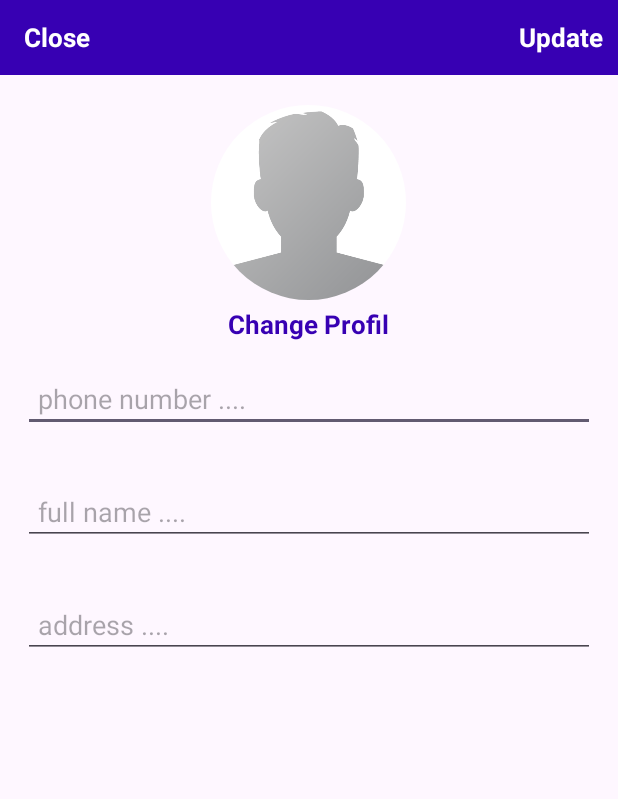
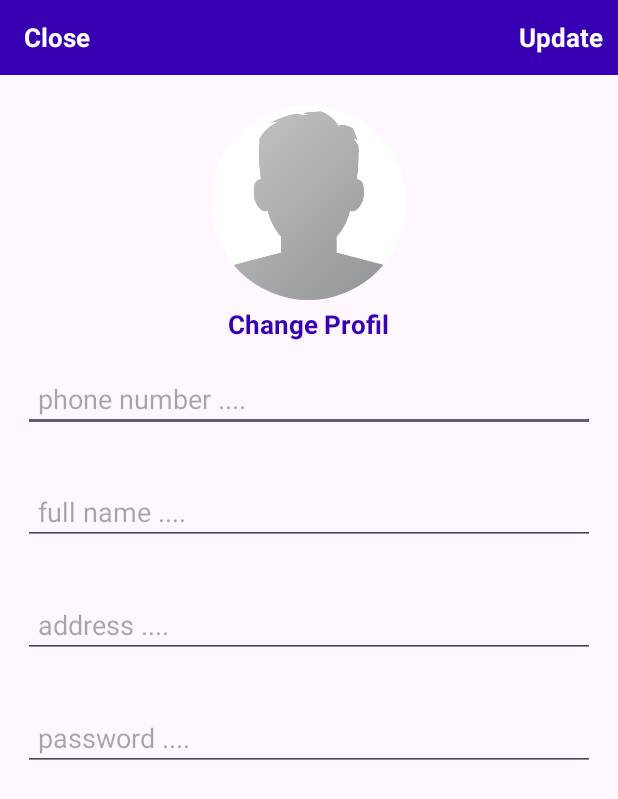
Before and after one commit to Tohamy20/ecommersapp, an Android app built with Jetpack Compose: the HomeActivity screen opened directly, with no data from a screen before it, in the side drawer, after a tap on "Settings", on a phone screen of 412 x 824 dp. Shown: the top 799 px of the screen. Run offline under Robolectric (Android 15) with nearby library versions, the phone set to English and light mode, and no system bars; our stand-ins replace CircleImageView, Firebase (no records; nobody signed in at launch, a user with empty details on screens opened directly), Picasso, navigation-ui; 5 statements that could not run were skipped.

Commit message:
cart prop

```diff
--- a/app/src/main/java/com/example/talabatend/AdminCategoryActivity.java
+++ b/app/src/main/java/com/example/talabatend/AdminCategoryActivity.java
@@ -1,11 +1,11 @@
 package com.example.talabatend;
-
-import androidx.appcompat.app.AppCompatActivity;
 
 import android.content.Intent;
 import android.os.Bundle;
 import android.view.View;
 import android.widget.ImageView;
+
+import androidx.appcompat.app.AppCompatActivity;
 
 public class AdminCategoryActivity extends AppCompatActivity {
 
@@ -18,7 +18,6 @@ public class AdminCategoryActivity extends AppCompatActivity {
     protected void onCreate(Bundle savedInstanceState) {
         super.onCreate(savedInstanceState);
         setContentView(R.layout.activity_admin_category);
-
         tshirts = (ImageView)findViewById(R.id.t_shirts);
         sportsshirts = (ImageView)findViewById(R.id.sports_t_shirt);
         femaledresses = (ImageView)findViewById(R.id.female_dresses);
--- /dev/null
+++ b/app/src/main/java/com/example/talabatend/CartActivity.java
@@ -0,0 +1,90 @@
+package com.example.talabatend;
+
+import android.os.Bundle;
+import android.view.LayoutInflater;
+import android.view.View;
+import android.view.ViewGroup;
+import android.widget.Button;
+import android.widget.TextView;
+
+import androidx.annotation.NonNull;
+import androidx.appcompat.app.AppCompatActivity;
+import androidx.recyclerview.widget.LinearLayoutManager;
+import androidx.recyclerview.widget.RecyclerView;
+
+import com.example.talabatend.Model.Cart;
+import com.example.talabatend.Prevalent.Prevalent;
+import com.example.talabatend.viewHolder.CartViewHolder;
+import com.firebase.ui.database.FirebaseRecyclerAdapter;
+import com.firebase.ui.database.FirebaseRecyclerOptions;
+import com.google.firebase.database.DatabaseReference;
+import com.google.firebase.database.FirebaseDatabase;
+
+public class CartActivity extends AppCompatActivity
+{
+
+
+    private RecyclerView recyclerView;
+    private RecyclerView.LayoutManager layoutManager;
+    private Button nextprocessbuttn;
+    private TextView txttotalamount;
+
+    @Override
+    protected void onCreate(Bundle savedInstanceState) {
+        super.onCreate(savedInstanceState);
+        setContentView(R.layout.activity_cart);
+        recyclerView = findViewById(R.id.cart_list);
+        recyclerView.setHasFixedSize(true);
+        layoutManager = new LinearLayoutManager(this);
+        recyclerView.setLayoutManager(layoutManager);
+        nextprocessbuttn = (Button) findViewById(R.id.next_process_btn);
+        txttotalamount = (TextView) findViewById(R.id.total_price);
+
+
+
+    }
+
+    @Override
+    protected void onStart()
+    {
+        super.onStart();
+        String user = Prevalent.currentonlineuser.getPhone();
+
+        final DatabaseReference cartlistref = FirebaseDatabase.getInstance().getReference().child("Cart List");
+        FirebaseRecyclerOptions<Cart> options =
+                new FirebaseRecyclerOptions.Builder<Cart>()
+                        .setQuery(cartlistref.child("User View").child(user)
+                                .child("Products"),Cart.class)
+                                .build();
+        FirebaseRecyclerAdapter<Cart, CartViewHolder> adapter =
+                new FirebaseRecyclerAdapter<Cart, CartViewHolder>(options) {
+                    @Override
+                    protected void onBindViewHolder(@NonNull CartViewHolder holder, int position, @NonNull Cart model)
+                    {
+
+                        holder.txtproductquantity.setText(model.getQuantity());
+                        holder.txtproductprice.setText(model.getPrice());
+                        holder.txtproductname.setText(model.getPname());
+
+
+                    }
+
+                    @NonNull
+                    @Override
+                    public CartViewHolder onCreateViewHolder(@NonNull ViewGroup parent, int viewType) {
+                        View view = LayoutInflater.from(parent.getContext())
+                                .inflate(R.layout.cart_items_layout,parent,false);
+                        CartViewHolder holder = new CartViewHolder(view);
+                        return holder;
+
+                    }
+                };
+
+                recyclerView.setAdapter(adapter);
+                adapter.startListening();
+
+
+
+
+    }
+}
--- a/app/src/main/java/com/example/talabatend/HomeActivity.java
+++ b/app/src/main/java/com/example/talabatend/HomeActivity.java
@@ -25,7 +25,6 @@ import com.example.talabatend.viewHolder.productviewholder;
 import com.firebase.ui.database.FirebaseRecyclerAdapter;
 import com.firebase.ui.database.FirebaseRecyclerOptions;
 import com.google.android.material.navigation.NavigationView;
-import com.google.android.material.snackbar.Snackbar;
 import com.google.firebase.database.DatabaseReference;
 import com.google.firebase.database.FirebaseDatabase;
 import com.squareup.picasso.Picasso;
@@ -54,8 +53,10 @@ public class HomeActivity extends AppCompatActivity {
 
             @Override
             public void onClick(View view) {
-                Snackbar.make(view, "Replace with your own action", Snackbar.LENGTH_LONG)
-                        .setAction("Action", null).show();
+
+                Intent intent = new Intent(HomeActivity.this, CartActivity.class);
+                startActivity(intent);
+
             }
         });
         DrawerLayout drawer = binding.drawerLayout;
@@ -82,6 +83,7 @@ public class HomeActivity extends AppCompatActivity {
         recyclerView.setHasFixedSize(true);
         layoutManager = new LinearLayoutManager(this);
         recyclerView.setLayoutManager(layoutManager);
+
 
 
     }
--- a/app/src/main/java/com/example/talabatend/SettingsActivity.java
+++ b/app/src/main/java/com/example/talabatend/SettingsActivity.java
@@ -30,7 +30,7 @@ import de.hdodenhof.circleimageview.CircleImageView;
 public class SettingsActivity extends AppCompatActivity {
 
     private CircleImageView profileimageviewbtn;
-    private EditText fullnameedittxt,userphoneedittxt,addressedittext;
+    private EditText fullnameedittxt,userphoneedittxt,addressedittext,passwordedittxt;
     private TextView profilechangetxtbtn,closetxtbtn,saveTextbutton;
     private Uri imageuri;
     private String myuri = "";
@@ -50,12 +50,13 @@ public class SettingsActivity extends AppCompatActivity {
         fullnameedittxt = (EditText) findViewById(R.id.settings_full_name);
         userphoneedittxt = (EditText) findViewById(R.id.settings_phone_number);
         addressedittext = (EditText) findViewById(R.id.settings_full_address);
+        passwordedittxt = (EditText) findViewById(R.id.settings_new_pass);
         profilechangetxtbtn = (TextView) findViewById(R.id.profile_image_change_btn);
         saveTextbutton = (TextView) findViewById(R.id.update_account_settings_btn);
         closetxtbtn = (TextView) findViewById(R.id.close_settings_btn);
 
 
-        userinfodisplay(profileimageviewbtn,fullnameedittxt,userphoneedittxt,addressedittext);
+        userinfodisplay(profileimageviewbtn,fullnameedittxt,userphoneedittxt,addressedittext,passwordedittxt);
         closetxtbtn.setOnClickListener(new View.OnClickListener() {
             @Override
             public void onClick(View v)
@@ -101,7 +102,9 @@ public class SettingsActivity extends AppCompatActivity {
         usermap.put("name",fullnameedittxt.getText().toString());
         usermap.put("address",addressedittext.getText().toString());
         usermap.put("phoneOrder",userphoneedittxt.getText().toString());
+        usermap.put("password",passwordedittxt.getText().toString());
         ref.child(Prevalent.currentonlineuser.getPhone()).updateChildren(usermap);
+        ref.child(Prevalent.currentonlineuser.getPassword()).updateChildren(usermap);
 
 
 
@@ -129,6 +132,11 @@ public class SettingsActivity extends AppCompatActivity {
 
             Toast.makeText(this, "please enter phone ", Toast.LENGTH_SHORT).show();
         }
+        else if (TextUtils.isEmpty(userphoneedittxt.getText().toString()))
+        {
+
+            Toast.makeText(this, "please enter phone ", Toast.LENGTH_SHORT).show();
+        }
 
 
     }
@@ -136,7 +144,7 @@ public class SettingsActivity extends AppCompatActivity {
 
 
 
-    private void userinfodisplay(CircleImageView profileimageviewbtn, EditText fullnameedittxt, EditText userphoneedittxt, EditText addressedittext)
+    private void userinfodisplay(CircleImageView profileimageviewbtn, EditText fullnameedittxt, EditText userphoneedittxt, EditText addressedittext, EditText passwordedittxt)
     {
 
         DatabaseReference userref = FirebaseDatabase.getInstance().getReference().child("Users").child(Prevalent.currentonlineuser.getPhone());
@@ -154,11 +162,13 @@ public class SettingsActivity extends AppCompatActivity {
                         String name =snapshot.child("name").getValue().toString();
                         String phone =snapshot.child("phone").getValue().toString();
                         String address =snapshot.child("address").getValue().toString();
+                        String pass = snapshot.child("password").getValue().toString();
 
                         Picasso.get().load(image).into(profileimageviewbtn);
                         fullnameedittxt.setText(name);
                         userphoneedittxt.setText(phone);
                         addressedittext.setText(address);
+                        passwordedittxt.setText(pass);
 
                     }
                 }
--- a/app/src/main/java/com/example/talabatend/ui/Cart/CartFragment.java
+++ b/app/src/main/java/com/example/talabatend/ui/Cart/CartFragment.java
@@ -1,5 +1,6 @@
 package com.example.talabatend.ui.Cart;
 
+import android.content.Intent;
 import android.os.Bundle;
 import android.view.LayoutInflater;
 import android.view.View;
@@ -10,6 +11,7 @@ import androidx.annotation.NonNull;
 import androidx.fragment.app.Fragment;
 import androidx.lifecycle.ViewModelProvider;
 
+import com.example.talabatend.CartActivity;
 import com.example.talabatend.databinding.FragmentCartBinding;
 
 public class CartFragment extends Fragment {
@@ -31,6 +33,8 @@ public class CartFragment extends Fragment {
 
         final TextView textView = binding.textCart;
         galleryViewModel.getText().observe(getViewLifecycleOwner(), textView::setText);
+        Intent intent = new Intent(getActivity(), CartActivity.class);
+        startActivity(intent);
         return root;
     }
     @Override
--- a/app/src/main/java/com/example/talabatend/ui/slideshow/SlideshowFragment.java
+++ b/app/src/main/java/com/example/talabatend/ui/slideshow/SlideshowFragment.java
@@ -1,5 +1,6 @@
 package com.example.talabatend.ui.slideshow;
 
+import android.content.Intent;
 import android.os.Bundle;
 import android.view.LayoutInflater;
 import android.view.View;
@@ -10,6 +11,7 @@ import androidx.annotation.NonNull;
 import androidx.fragment.app.Fragment;
 import androidx.lifecycle.ViewModelProvider;
 
+import com.example.talabatend.AdminCategoryActivity;
 import com.example.talabatend.databinding.FragmentSlideshowBinding;
 
 public class SlideshowFragment extends Fragment {
@@ -26,6 +28,8 @@ public class SlideshowFragment extends Fragment {
 
         final TextView textView = binding.textSlideshow;
         slideshowViewModel.getText().observe(getViewLifecycleOwner(), textView::setText);
+        Intent intent = new Intent(getActivity(), AdminCategoryActivity.class);
+        startActivity(intent);
         return root;
     }
 
--- a/app/src/main/res/layout/activity_settings.xml
+++ b/app/src/main/res/layout/activity_settings.xml
@@ -112,6 +112,16 @@
         android:layout_margin="15dp"
         android:padding="10dp"
         />
+    <EditText
+        android:id="@+id/settings_new_pass"
+        android:layout_width="match_parent"
+        android:layout_height="wrap_content"
+        android:layout_below="@id/settings_full_address"
+        android:hint="password ...."
+        android:layout_margin="15dp"
+        android:padding="10dp"
+
+        />
 
 
 
```
Also changed, not shown: app/build.gradle.kts (+8 -11 lines), app/src/main/AndroidManifest.xml (+5 -10 lines), app/src/main/java/com/example/talabatend/Model/Cart.java (added, +58 -0 lines), app/src/main/java/com/example/talabatend/ProductDetailsActivity.java (+89 -3 lines), app/src/main/java/com/example/talabatend/viewHolder/CartViewHolder.java (added, +43 -0 lines), app/src/main/res/layout/activity_cart.xml (added, +62 -0 lines), app/src/main/res/layout/activity_product_details.xml (+32 -0 lines), app/src/main/res/layout/cart_items_layout.xml (added, +69 -0 lines).
